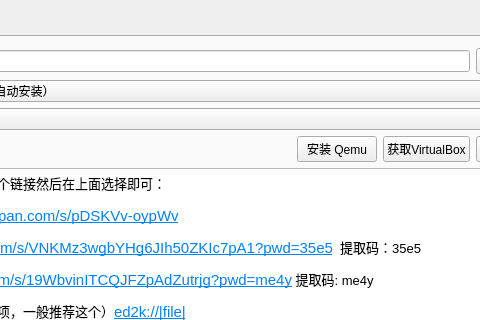
This is VM-source/mainwindow.ui in gfdgd-xi/deep-wine-runner as Qt 5 draws it before an edit; both pictures show x 227 to 707 and y 0 to 320 of the 807 by 429 pixel window. The edited form follows.
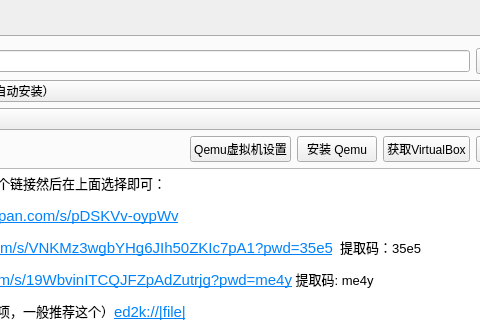
This is the edited form. The open tabs and pages were chosen to show the change. Icons and pictures are not drawn.

Commit message: 新增QEMU设置窗口

What changed in the file:
```diff
--- a/VM-source/mainwindow.ui
+++ b/VM-source/mainwindow.ui
@@ -145,6 +145,13 @@
             </property>
            </spacer>
           </item>
+          <item>
+           <widget class="QPushButton" name="qemuSetting">
+            <property name="text">
+             <string>Qemu虚拟机设置</string>
+            </property>
+           </widget>
+          </item>
           <item>
            <widget class="QPushButton" name="getQemu">
             <property name="text">
```
Left out of the diff: 4 changed lines with no effect on the pictures. The commit also changes 7 other files.
